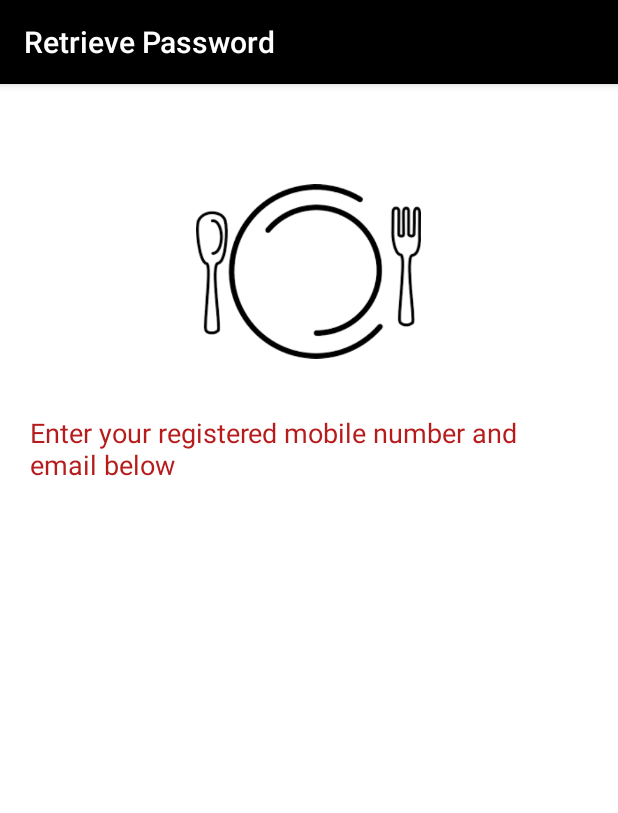
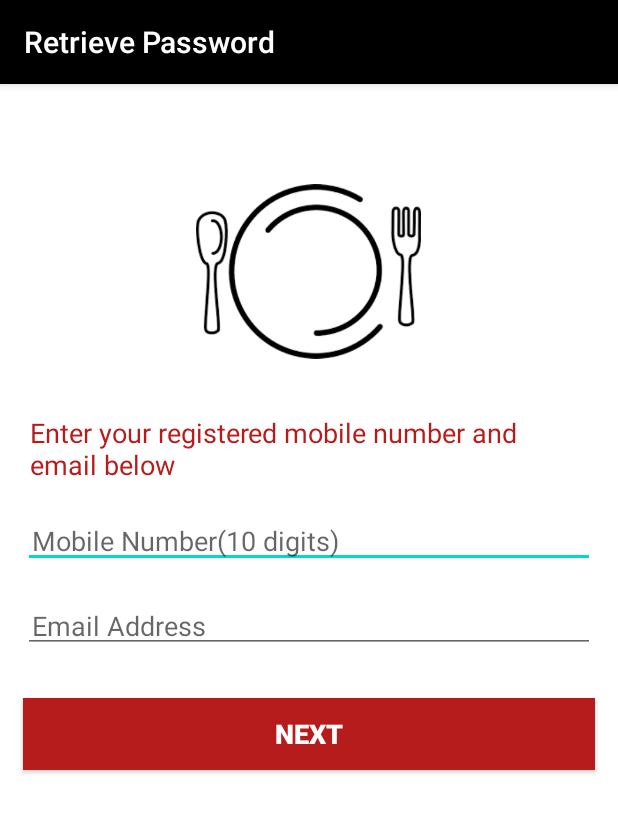
Before and after one commit to Pratishtha123/foodRunner, an Android app: the Forgot_Activity screen opened directly, with no data from a screen before it, on a phone screen of 412 x 824 dp. Shown: the top 813 px of the screen. Run offline under Robolectric (Android 15) with nearby library versions, the phone set to English and light mode, and no system bars.

Commit message:
Forgot Activity created

```diff
--- a/app/src/main/java/com/pratishtha/foodrunner/Forgot_Activity.kt
+++ b/app/src/main/java/com/pratishtha/foodrunner/Forgot_Activity.kt
@@ -2,12 +2,37 @@ package com.pratishtha.foodrunner
 
 import androidx.appcompat.app.AppCompatActivity
 import android.os.Bundle
+import android.widget.Button
+import android.widget.EditText
+import android.widget.TextView
+import android.widget.Toast
+import org.w3c.dom.Text
 
 class Forgot_Activity : AppCompatActivity() {
+
+
+    lateinit var txtInstruction:TextView
+    lateinit var etMobileNumber3:EditText
+    lateinit var etMailAddress:EditText
+    lateinit var btnNext:Button
 
     override fun onCreate(savedInstanceState: Bundle?) {
         super.onCreate(savedInstanceState)
         setContentView(R.layout.activity_forgot_)
         title="Retrieve Password"
+
+        txtInstruction=findViewById(R.id.txtInstruction)
+        etMobileNumber3=findViewById(R.id.etMobileNumber3)
+        etMailAddress=findViewById(R.id.etMailAddress)
+        btnNext=findViewById(R.id.btnNext)
+
+        btnNext.setOnClickListener{
+
+            Toast.makeText(this@Forgot_Activity,"Refer to your Mail id to change Password",Toast.LENGTH_LONG).show()
+
+        }
+
+
+
     }
 }
--- a/app/src/main/res/layout/activity_forgot_.xml
+++ b/app/src/main/res/layout/activity_forgot_.xml
@@ -27,6 +27,44 @@
         android:layout_marginTop="20dp"
         android:layout_marginHorizontal="20dp"/>
 
+    <EditText
+        android:id="@+id/etMobileNumber3"
+        android:layout_width="match_parent"
+        android:layout_height="wrap_content"
+        android:layout_below="@id/txtInstruction"
+        android:layout_marginHorizontal="15dp"
+        android:layout_marginTop="20dp"
+        android:padding="6dp"
+        android:hint="@string/mobile_number"
+        android:inputType="phone"
+        android:maxLength="10"
+        android:maxLines="1"/>
+
+    <EditText
+        android:id="@+id/etMailAddress"
+        android:layout_width="match_parent"
+        android:layout_height="wrap_content"
+        android:layout_below="@id/etMobileNumber3"
+        android:layout_marginHorizontal="15dp"
+        android:layout_marginTop="20dp"
+        android:padding="6dp"
+        android:hint="@string/email_address"
+        android:inputType="textEmailAddress"
+        android:maxLines="1"/>
+
+    <Button
+        android:id="@+id/btnNext"
+        android:layout_width="match_parent"
+        android:layout_height="wrap_content"
+        android:layout_below="@id/etMailAddress"
+        android:layout_marginHorizontal="15dp"
+        android:layout_marginTop="30dp"
+        android:background="#b71c1c"
+        android:padding="6dp"
+        android:text="@string/next"
+        android:textColor="#ffffff"
+        android:textSize="18sp"
+        android:textStyle="bold" />
 
 
 </RelativeLayout>
--- a/app/src/main/res/values/strings.xml
+++ b/app/src/main/res/values/strings.xml
@@ -13,4 +13,5 @@
     <string name="sign_up">Don\'t have an account?Sign up now</string>
     <string name="register2">Register</string>
     <string name="enter">Enter your registered mobile number and email below</string>
+    <string name="next">Next</string>
 </resources>
```
